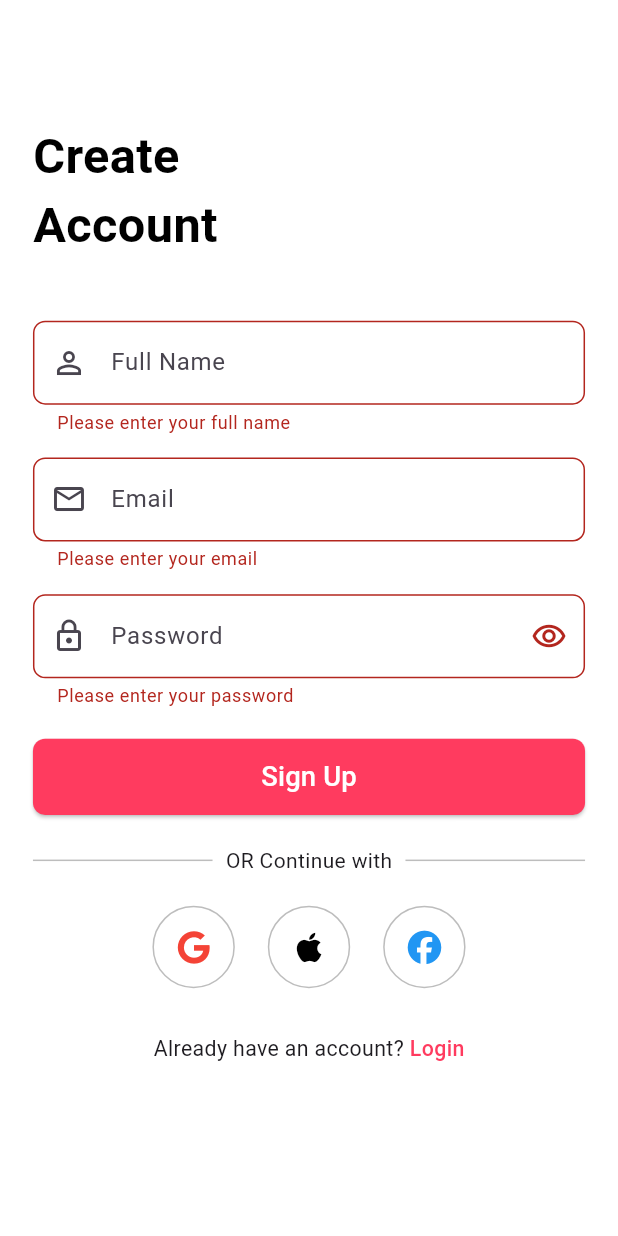
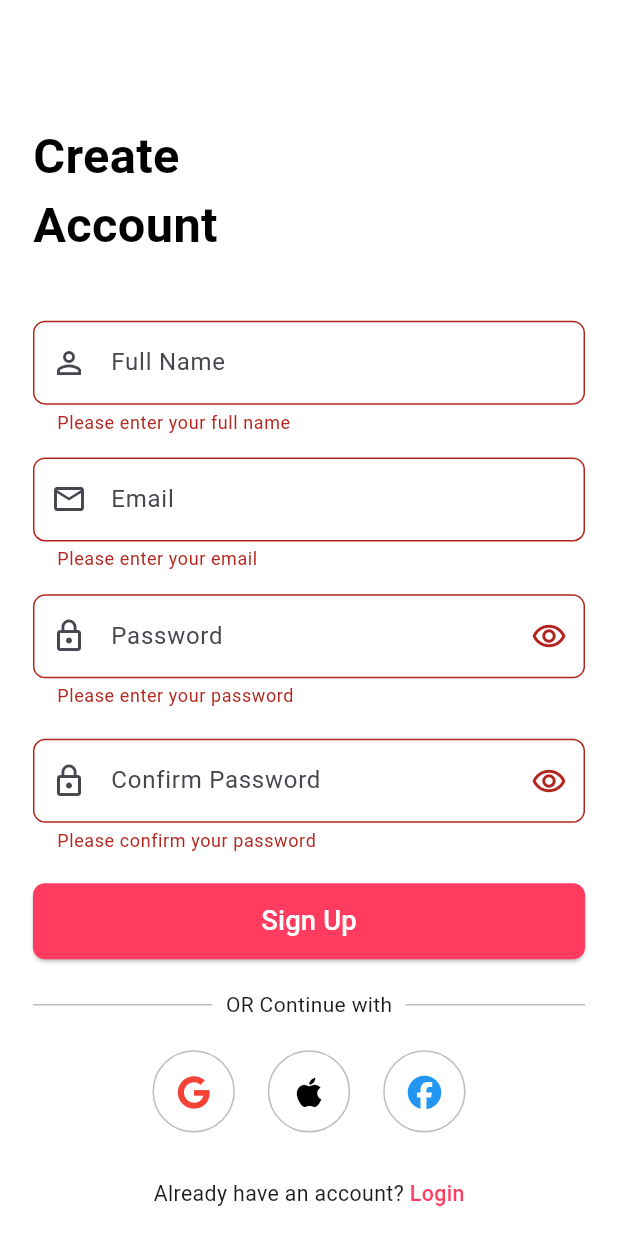
Before and after one commit to Danish-Siddiqui-0318/Baby_shop_hub_ecommerce, a Flutter app: the Signup screen opened directly, after a tap on "Sign Up", on a phone screen of 412 x 824 dp. Run offline on Flutter 3.47's test engine with Material 3 defaults, Android fonts, the phone set to English and light mode, and no system bars; our stand-ins replace flutter_screenutil, font_awesome_flutter.

Commit message:
add confirm password field in signup

```diff
--- a/lib/Admin/signup.dart
+++ b/lib/Admin/signup.dart
@@ -15,8 +15,10 @@ class _SignupState extends State<Signup> {
   final TextEditingController _nameController = TextEditingController();
   final TextEditingController _emailController = TextEditingController();
   final TextEditingController _passwordController = TextEditingController();
+  final TextEditingController _confirmPasswordController = TextEditingController();
 
   bool _obscurePassword = true;
+  bool _obscureConfirmPassword = true;
 
   @override
   Widget build(BuildContext context) {
@@ -122,6 +124,42 @@ class _SignupState extends State<Signup> {
 
               SizedBox(height: 20.h),
 
+              // Confirm Password Field
+              TextFormField(
+                controller: _confirmPasswordController,
+                obscureText: _obscureConfirmPassword,
+                decoration: InputDecoration(
+                  hintText: "Confirm Password",
+                  prefixIcon: Icon(Icons.lock_outline),
+                  suffixIcon: IconButton(
+                    icon: Icon(
+                      _obscureConfirmPassword
+                          ? Icons.remove_red_eye_outlined
+                          : Icons.visibility_off_outlined,
+                    ),
+                    onPressed: () {
+                      setState(() {
+                        _obscureConfirmPassword = !_obscureConfirmPassword;
+                      });
+                    },
+                  ),
+                  border: OutlineInputBorder(
+                    borderRadius: BorderRadius.circular(8.r),
+                  ),
+                ),
+                validator: (value) {
+                  if (value == null || value.isEmpty) {
+                    return 'Please confirm your password';
+                  }
+                  if (value != _passwordController.text) {
+                    return 'Passwords do not match';
+                  }
+                  return null;
+                },
+              ),
+
+              SizedBox(height: 20.h),
+
               // Sign Up Button
               SizedBox(
                 width: double.infinity,
--- a/lib/main.dart
+++ b/lib/main.dart
@@ -12,7 +12,7 @@ class MyApp extends StatelessWidget {
   @override
   Widget build(BuildContext context) {
     return ScreenUtilInit(
-      designSize: const Size(375, 812), // iPhone 11 Pro screen size
+      designSize: const Size(375, 812),
       minTextAdapt: true,
       splitScreenMode: true,
       builder: (context, child) {
```
